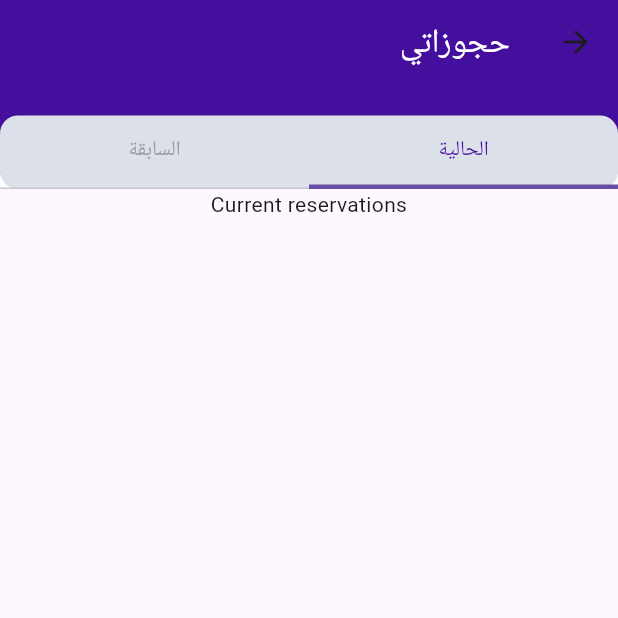
After one commit to re23a/NETMASHA, a Flutter app: the ReservationScreen screen opened directly, on a phone screen of 412 x 824 dp, the top half of it. The commit adds this screen. Run offline on Flutter 3.47's test engine with Material 3 defaults, Android fonts, the light colour scheme and no system bars; our stand-ins replace another_flutter_splash_screen, badges, carousel_slider, flutter_bloc; missing offline and left inert: floating_navbar.

Commit message:
reservation page added

```diff
--- /dev/null
+++ b/netmasha/lib/screens/Reservations/currentـreservations.dart
@@ -0,0 +1,14 @@
+import 'package:flutter/material.dart';
+
+class CurrentReservations extends StatelessWidget {
+  const CurrentReservations({super.key});
+
+  @override
+  Widget build(BuildContext context) {
+    return const Scaffold(
+      body: Column(
+        children: [Center(child: Text("Current reservations"))],
+      ),
+    );
+  }
+}
--- /dev/null
+++ b/netmasha/lib/screens/Reservations/previousـreservations.dart
@@ -0,0 +1,14 @@
+import 'package:flutter/material.dart';
+
+class PreviousReservations extends StatelessWidget {
+  const PreviousReservations({super.key});
+
+  @override
+  Widget build(BuildContext context) {
+    return const Scaffold(
+      body: Column(
+        children: [Center(child: Text("Previous reservations"))],
+      ),
+    );
+  }
+}
--- /dev/null
+++ b/netmasha/lib/screens/Reservations/reservation_screen.dart
@@ -0,0 +1,42 @@
+import 'package:flutter/material.dart';
+import 'package:netmasha/screens/Reservations/current%D9%80reservations.dart';
+import 'package:netmasha/screens/Reservations/previous%D9%80reservations.dart';
+import 'package:netmasha/styles/colors.dart';
+import 'package:netmasha/widgets/tap_bar.dart';
+
+class ReservationScreen extends StatelessWidget {
+  const ReservationScreen({super.key});
+
+  @override
+  Widget build(BuildContext context) {
+    return DefaultTabController(
+      length: 2,
+      child: Scaffold(
+          backgroundColor: bg,
+          appBar: AppBar(
+            backgroundColor: purple,
+            title: Align(
+              alignment: Alignment.topRight,
+              child: Text(
+                "حجوزاتي",
+                style: TextStyle(color: bg),
+              ),
+            ),
+            shape: const RoundedRectangleBorder(
+              borderRadius: BorderRadius.only(
+                bottomLeft: Radius.circular(14),
+                bottomRight: Radius.circular(14),
+              ),
+            ),
+            bottom: const PreferredSize(
+              preferredSize: Size.fromHeight(70.0),
+              child: TapBarSwitcher(),
+            ),
+          ),
+          body: const TabBarView(children: [
+            Center(child: CurrentReservations()),
+            Center(child: PreviousReservations())
+          ])),
+    );
+  }
+}
--- a/netmasha/lib/screens/nav_bar.dart
+++ b/netmasha/lib/screens/nav_bar.dart
@@ -3,7 +3,7 @@
 import 'package:netmasha/screens/home_screen.dart';
 import 'package:netmasha/screens/location_screen.dart';
 import 'package:netmasha/screens/profile_screen.dart';
-import 'package:netmasha/screens/reservation_screen.dart';
+import 'package:netmasha/screens/Reservations/reservation_screen.dart';
 import 'package:netmasha/screens/table_screen.dart';
 import 'package:floating_navbar/floating_navbar.dart';
 import 'package:netmasha/styles/colors.dart';
--- a/netmasha/lib/screens/reservation_screen.dart
+++ /dev/null
@@ -1,10 +0,0 @@
-import 'package:flutter/material.dart';
-
-class ReservationScreen extends StatelessWidget {
-  const ReservationScreen({super.key});
-
-  @override
-  Widget build(BuildContext context) {
-    return const Placeholder();
-  }
-}
--- /dev/null
+++ b/netmasha/lib/widgets/tap_bar.dart
@@ -0,0 +1,29 @@
+import 'package:flutter/material.dart';
+import 'package:netmasha/styles/colors.dart';
+
+class TapBarSwitcher extends StatelessWidget {
+  const TapBarSwitcher({
+    super.key,
+  });
+
+  @override
+  Widget build(BuildContext context) {
+    return Container(
+      width: MediaQuery.of(context).size.width,
+      decoration: BoxDecoration(
+        color: const Color(0xffDBE0E9),
+        borderRadius: BorderRadius.circular(12),
+      ),
+      child: TabBar(
+        indicatorSize: TabBarIndicatorSize.tab,
+        labelColor: purple,
+        unselectedLabelColor: Colors.grey,
+        indicatorWeight: 3,
+        tabs: const [
+          Tab(text: "الحالية"),
+          Tab(text: "السابقة"),
+        ],
+      ),
+    );
+  }
+}
```
